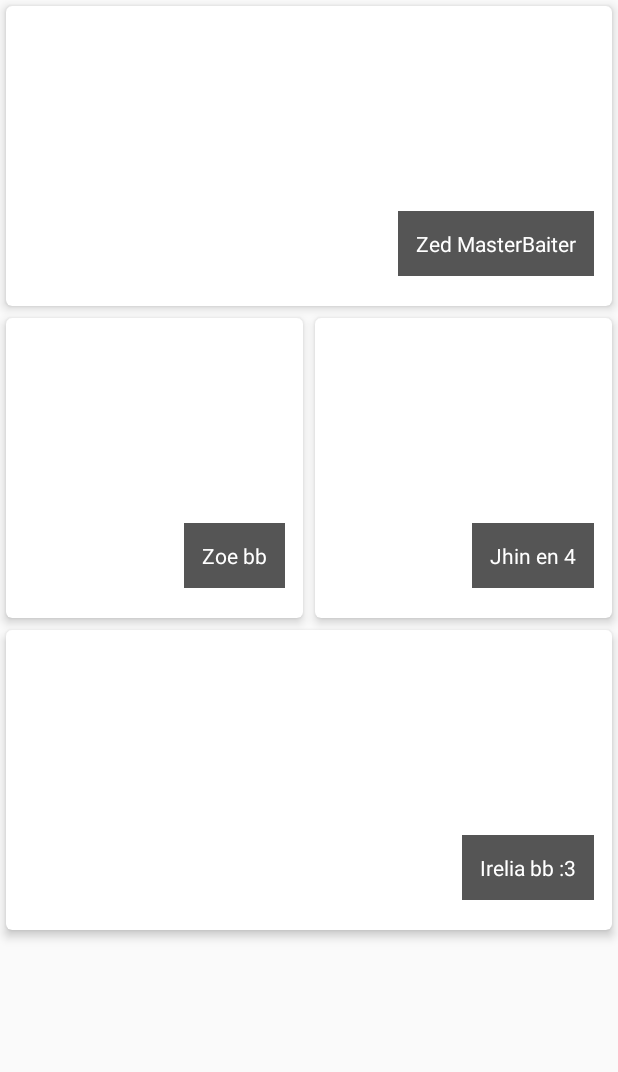
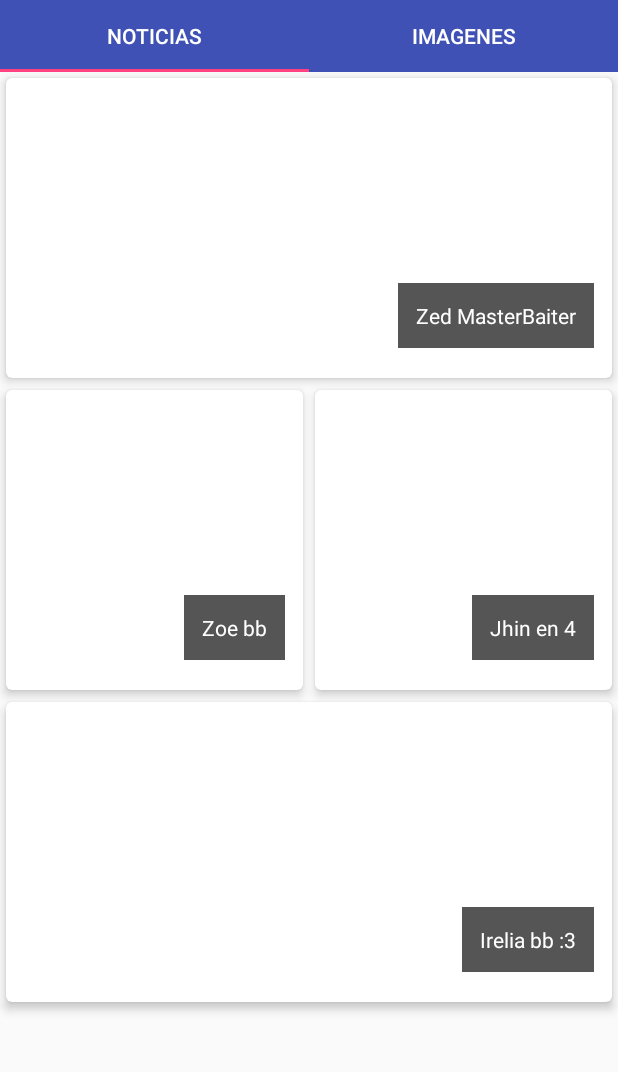
Before and after one commit to RodrigoRov/Parcial2, an Android app: the screen it shows after launch (MainActivity), in the side drawer, after a tap on "Gallery", on a phone screen of 412 x 824 dp, the part 84-1156 px from its top. Run offline under Robolectric (Android 15) with nearby library versions, the phone set to English and light mode, and no system bars.

Commit message:
view pager listo y funcionando

```diff
--- a/app/src/main/java/com/rodrigorov/cometela/parcial2/Activities/MainActivity.java
+++ b/app/src/main/java/com/rodrigorov/cometela/parcial2/Activities/MainActivity.java
@@ -1,12 +1,8 @@
 package com.rodrigorov.cometela.parcial2.Activities;
 
 import android.os.Bundle;
-import android.support.annotation.NonNull;
-import android.support.design.widget.FloatingActionButton;
-import android.support.design.widget.Snackbar;
 import android.support.v4.app.FragmentManager;
 import android.support.v4.app.FragmentTransaction;
-import android.view.View;
 import android.support.design.widget.NavigationView;
 import android.support.v4.view.GravityCompat;
 import android.support.v4.widget.DrawerLayout;
@@ -17,6 +13,7 @@ import android.view.Menu;
 import android.view.MenuItem;
 
 import com.rodrigorov.cometela.parcial2.Fragments.GeneralNews;
+import com.rodrigorov.cometela.parcial2.Fragments.ViewPager;
 import com.rodrigorov.cometela.parcial2.R;
 
 public class MainActivity extends AppCompatActivity {
@@ -46,10 +43,13 @@ public class MainActivity extends AppCompatActivity {
                 // Handle navigation view item clicks here.
                 int id = item.getItemId();
 
-                if (id == R.id.nav_camera) {
-                    // Handle the camera action
+                if (id == R.id.nav_general_news) {
+
                 } else if (id == R.id.nav_gallery) {
-
+                    FragmentManager fragmentManager = getSupportFragmentManager();
+                    FragmentTransaction fragmentTransaction = fragmentManager.beginTransaction();
+                    fragmentTransaction.replace(R.id.contentFrame,new ViewPager());
+                    fragmentTransaction.commit();
                 } else if (id == R.id.nav_slideshow) {
 
                 } else if (id == R.id.nav_manage) {
--- /dev/null
+++ b/app/src/main/java/com/rodrigorov/cometela/parcial2/Adapters/ViewPagerAdapter.java
@@ -0,0 +1,41 @@
+package com.rodrigorov.cometela.parcial2.Adapters;
+
+import android.support.annotation.Nullable;
+import android.support.v4.app.Fragment;
+import android.support.v4.app.FragmentManager;
+import android.support.v4.app.FragmentPagerAdapter;
+
+import java.util.ArrayList;
+import java.util.List;
+
+public class ViewPagerAdapter extends FragmentPagerAdapter{
+    List<String> titleList;
+    List<Fragment> fragments;
+
+    public ViewPagerAdapter(FragmentManager fm) {
+        super(fm);
+        titleList = new ArrayList<>();
+        fragments = new ArrayList<>();
+    }
+
+    @Override
+    public Fragment getItem(int position) {
+        return fragments.get(position);
+    }
+
+    @Override
+    public int getCount() {
+        return fragments.size();
+    }
+
+    @Nullable
+    @Override
+    public CharSequence getPageTitle(int position) {
+        return titleList.get(position);
+    }
+
+    public void AddItem(String titleList,Fragment fragment){
+        this.titleList.add(titleList);
+        fragments.add(fragment);
+    }
+}
--- a/app/src/main/java/com/rodrigorov/cometela/parcial2/Fragments/GeneralNews.java
+++ b/app/src/main/java/com/rodrigorov/cometela/parcial2/Fragments/GeneralNews.java
@@ -21,9 +21,8 @@ public class GeneralNews extends Fragment {
     GridLayoutManager mLayoutManager;
     RecyclerView recyclerView;
 
-    @Nullable
     @Override
-    public View onCreateView(@NonNull LayoutInflater inflater, @Nullable ViewGroup container, @Nullable Bundle savedInstanceState) {
+    public View onCreateView(LayoutInflater inflater, ViewGroup container, Bundle savedInstanceState) {
         View v = inflater.inflate(R.layout.fragment_generalnews,container,false);
 
         recyclerView = v.findViewById(R.id.generalnews_fragment_recyclerview);
--- /dev/null
+++ b/app/src/main/java/com/rodrigorov/cometela/parcial2/Fragments/ViewPager.java
@@ -0,0 +1,35 @@
+package com.rodrigorov.cometela.parcial2.Fragments;
+
+import android.os.Bundle;
+import android.support.annotation.NonNull;
+import android.support.annotation.Nullable;
+import android.support.design.widget.TabLayout;
+import android.support.v4.app.Fragment;
+import android.view.LayoutInflater;
+import android.view.View;
+import android.view.ViewGroup;
+
+import com.rodrigorov.cometela.parcial2.Adapters.ViewPagerAdapter;
+import com.rodrigorov.cometela.parcial2.R;
+
+public class ViewPager extends Fragment{
+
+    @Override
+    public View onCreateView(LayoutInflater inflater, ViewGroup container, Bundle savedInstanceState) {
+        View v = inflater.inflate(R.layout.fragment_view_pager,container,false);
+
+
+        ViewPagerAdapter viewPagerAdapter = new ViewPagerAdapter(getFragmentManager());
+        viewPagerAdapter.AddItem("Noticias",new GeneralNews());
+        viewPagerAdapter.AddItem("Imagenes",new GeneralNews());
+
+        android.support.v4.view.ViewPager viewPager = v.findViewById(R.id.view_pager);
+        viewPager.setAdapter(viewPagerAdapter);
+
+        TabLayout tabLayout = v.findViewById(R.id.tab_layout);
+        tabLayout.setTabGravity(TabLayout.GRAVITY_FILL);
+        tabLayout.setupWithViewPager(viewPager,true);
+
+        return v;
+    }
+}
--- /dev/null
+++ b/app/src/main/res/drawable/ic_public_black_24dp.xml
@@ -0,0 +1,9 @@
+<vector xmlns:android="http://schemas.android.com/apk/res/android"
+        android:width="24dp"
+        android:height="24dp"
+        android:viewportWidth="24.0"
+        android:viewportHeight="24.0">
+    <path
+        android:fillColor="#FF000000"
+        android:pathData="M12,2C6.48,2 2,6.48 2,12s4.48,10 10,10 10,-4.48 10,-10S17.52,2 12,2zM11,19.93c-3.95,-0.49 -7,-3.85 -7,-7.93 0,-0.62 0.08,-1.21 0.21,-1.79L9,15v1c0,1.1 0.9,2 2,2v1.93zM17.9,17.39c-0.26,-0.81 -1,-1.39 -1.9,-1.39h-1v-3c0,-0.55 -0.45,-1 -1,-1L8,12v-2h2c0.55,0 1,-0.45 1,-1L11,7h2c1.1,0 2,-0.9 2,-2v-0.41c2.93,1.19 5,4.06 5,7.41 0,2.08 -0.8,3.97 -2.1,5.39z"/>
+</vector>
--- /dev/null
+++ b/app/src/main/res/layout/fragment_view_pager.xml
@@ -0,0 +1,24 @@
+<?xml version="1.0" encoding="utf-8"?>
+<LinearLayout
+    xmlns:android="http://schemas.android.com/apk/res/android"
+    android:layout_width="match_parent"
+    android:layout_height="match_parent"
+    xmlns:app="http://schemas.android.com/apk/res-auto"
+    android:orientation="vertical">
+
+    <android.support.design.widget.TabLayout
+        android:layout_width="match_parent"
+        android:layout_height="wrap_content"
+        android:id="@+id/tab_layout"
+        app:tabTextColor="@android:color/white"
+        app:tabSelectedTextColor="@android:color/white"
+        android:background="@color/colorPrimary"
+        />
+    <android.support.v4.view.ViewPager
+        android:layout_width="match_parent"
+        android:layout_height="match_parent"
+        android:id="@+id/view_pager">
+
+    </android.support.v4.view.ViewPager>
+
+</LinearLayout>
--- a/app/src/main/res/menu/activity_main_drawer.xml
+++ b/app/src/main/res/menu/activity_main_drawer.xml
@@ -6,13 +6,14 @@
 
     <group android:checkableBehavior="single">
         <item
-            android:id="@+id/nav_camera"
-            android:icon="@drawable/ic_menu_camera"
-            android:title="Import" />
+            android:id="@+id/nav_general_news"
+            android:icon="@drawable/ic_public_black_24dp"
+            android:title="General News" />
         <item
             android:id="@+id/nav_gallery"
             android:icon="@drawable/ic_menu_gallery"
             android:title="Gallery" />
+
         <item
             android:id="@+id/nav_slideshow"
             android:icon="@drawable/ic_menu_slideshow"
```
